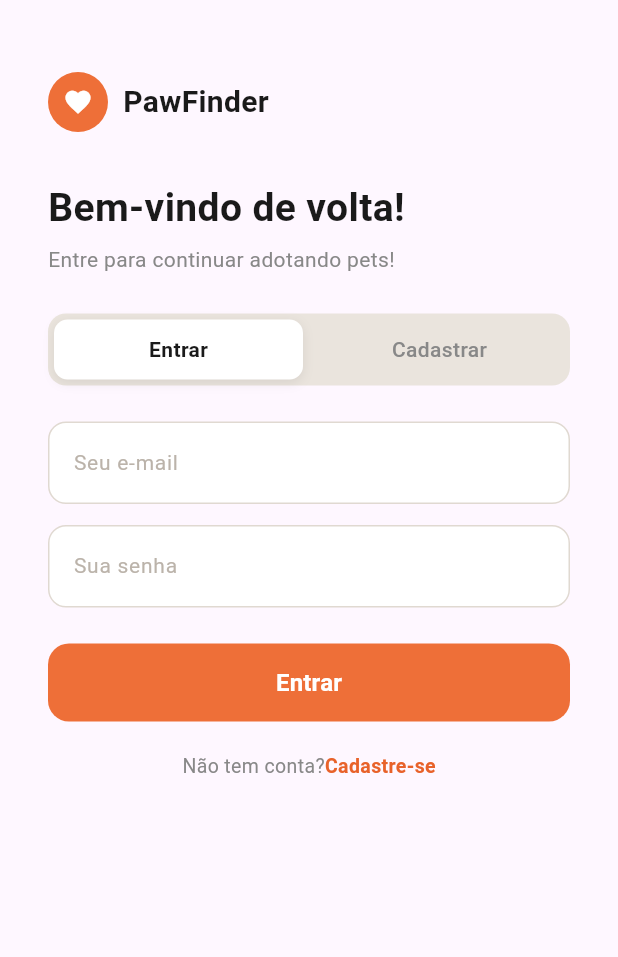
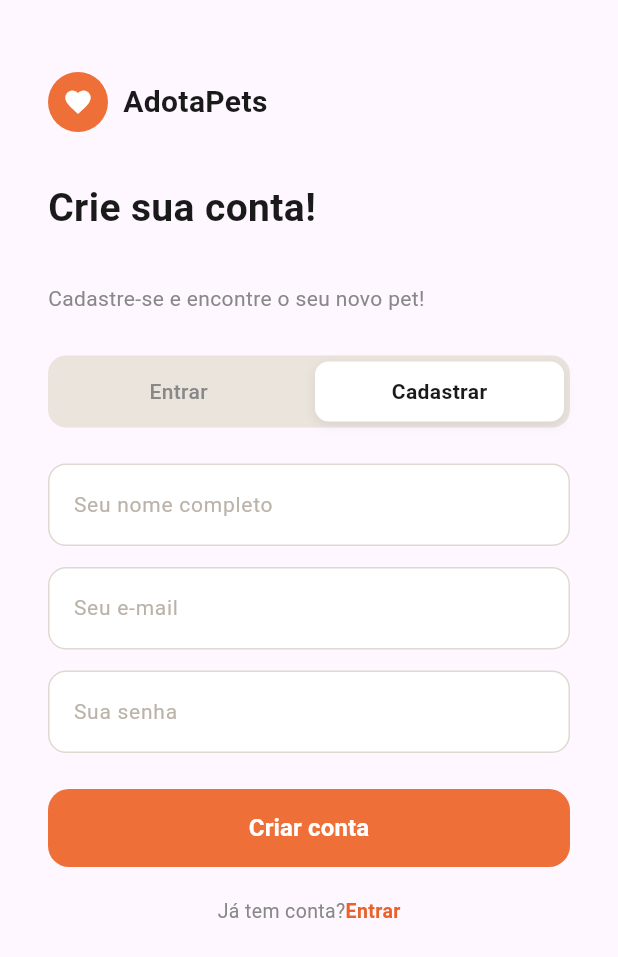
Before and after one commit to LKS-16/AdotaPetsMobile, a Flutter app: the screen it shows after launch, after a tap on "Cadastrar", on a phone screen of 412 x 824 dp. Shown: the top 957 px of the screen. Run offline on Flutter 3.47's test engine with Material 3 defaults, Android fonts, the light colour scheme and no system bars.

Commit message:
feat: adição da tela de cadastro com rota de paginas.

```diff
--- /dev/null
+++ b/lib/view/pages/tela_cadastro.dart
@@ -0,0 +1,81 @@
+import 'package:adota_pets_mobile/view/pages/tela_login.dart';
+import 'package:adota_pets_mobile/view/widgets/abas_auth.dart';
+import 'package:adota_pets_mobile/view/widgets/botao_login.dart';
+import 'package:adota_pets_mobile/view/widgets/campo_texto.dart';
+import 'package:adota_pets_mobile/view/widgets/logo_adotapets.dart';
+import 'package:flutter/cupertino.dart';
+import 'package:flutter/material.dart';
+
+class TelaCadastro extends StatelessWidget{
+  const TelaCadastro({super.key});
+
+  @override
+  Widget build(BuildContext context){
+    return Scaffold(
+      body: SafeArea(
+        child: SingleChildScrollView(
+          padding: const EdgeInsets.symmetric(horizontal: 32, vertical: 48),
+          child: Column(
+            crossAxisAlignment: CrossAxisAlignment.start,
+            children: [
+              const LogoAdotapets(),
+              const SizedBox(height: 32),
+              const Text("Crie sua conta!",
+                style: TextStyle(
+                  fontSize: 26,
+                  fontWeight: FontWeight.bold,
+                  color: Color(0xFF1A1A1A),
+                ),
+              ),
+              const SizedBox(height: 32),
+              const Text(
+                "Cadastre-se e encontre o seu novo pet!",
+                style: TextStyle(
+                    fontSize: 14,
+                    color: Color(0xFF888888),
+                ),
+
+              ),
+              const SizedBox(height: 28),
+              AbasAuth(
+                isLogin: false,
+                onLoginTap: () => Navigator.pop(context),
+              ),
+              const SizedBox(height: 24),
+              const CampoTexto(hint: "Seu nome completo"),
+              const SizedBox(height: 14),
+              const CampoTexto(hint: "Seu e-mail", keyboardType: TextInputType.emailAddress),
+              const SizedBox(height: 14),
+              const CampoTexto(hint: "Sua senha", obscureText: true),
+              const SizedBox(height: 24),
+              BotaoLogin(label: "Criar conta", onPressed: (){print("pressionou essa porra tambem");}),
+              const SizedBox(height: 20),
+              Center(
+                child: Row(
+                  mainAxisSize: MainAxisSize.min,
+                  children: [
+                    const Text(
+                      "Já tem conta?",
+                      style: TextStyle(fontSize: 13, color: Color(0xFF888888)),
+                    ),
+                    GestureDetector(
+                      onTap: () => Navigator.pop(context),
+                      child: const Text(
+                        "Entrar",
+                        style: TextStyle(
+                          fontSize: 13,
+                          color: Color(0xFFE8622A),
+                          fontWeight: FontWeight.w600,
+                        ),
+                      ),
+                    )
+                  ],
+                ),
+              ),
+            ],
+          ),
+        ),
+      ),
+    );
+  }
+}
--- a/lib/view/pages/tela_login.dart
+++ b/lib/view/pages/tela_login.dart
@@ -1,4 +1,5 @@
-import 'package:adota_pets_mobile/view/widgets/auth_tab_bar.dart';
+import 'package:adota_pets_mobile/view/pages/tela_cadastro.dart';
+import 'package:adota_pets_mobile/view/widgets/abas_auth.dart';
 import 'package:adota_pets_mobile/view/widgets/botao_login.dart';
 import 'package:adota_pets_mobile/view/widgets/campo_texto.dart';
 import 'package:adota_pets_mobile/view/widgets/logo_adotapets.dart';
@@ -34,17 +35,19 @@ class TelaLogin extends StatelessWidget{
                 ),
 
                 const SizedBox(height: 26,),
-                AuthTabBar(
+                AbasAuth(
                   isLogin: true,
-                  // onRegisterTap: () => print("foi."),
-
+                  onRegisterTap: () => Navigator.push(
+                      context,
+                      MaterialPageRoute(builder: (_) => const TelaCadastro()),
+                  ),
                 ),
                 const SizedBox(height: 24),
                 const CampoTexto(hint: "Seu e-mail", keyboardType: TextInputType.emailAddress),
                 const SizedBox(height: 14),
                 const CampoTexto(hint: "Sua senha", obscureText: true),
                 const SizedBox(height: 24),
-                BotaoLogin(label: "Entrar", onPressed: (){}),
+                BotaoLogin(label: "Entrar", onPressed: (){print("pressionou essa porra");}),
                 const SizedBox(height: 20),
                 Center(
                   child: Row(
@@ -54,7 +57,10 @@ class TelaLogin extends StatelessWidget{
                       ),
 
                       GestureDetector(
-                        onTap: (){},
+                        onTap: () => Navigator.push(
+                            context,
+                            MaterialPageRoute(builder: (_) => const TelaCadastro()),
+                        ),
                         child: Text(
                           "Cadastre-se",
                           style: TextStyle(
--- a/lib/view/widgets/tab.dart
+++ b/lib/view/widgets/aba.dart
@@ -1,12 +1,12 @@
 import 'package:flutter/cupertino.dart';
 import 'package:flutter/material.dart';
 
-class Tab extends StatelessWidget {
+class Aba extends StatelessWidget {
   final String label;
   final bool isActive;
   final VoidCallback onTap;
 
-  const Tab({required this.label, required this.isActive, required this.onTap});
+  const Aba({required this.label, required this.isActive, required this.onTap});
 
   @override
   Widget build(BuildContext context) {
--- /dev/null
+++ b/lib/view/widgets/abas_auth.dart
@@ -0,0 +1,37 @@
+
+
+import 'package:adota_pets_mobile/view/pages/tela_cadastro.dart';
+import 'package:adota_pets_mobile/view/pages/tela_login.dart';
+import 'package:adota_pets_mobile/view/widgets/aba.dart';
+import 'package:flutter/cupertino.dart';
+import 'package:flutter/material.dart';
+
+class AbasAuth extends StatelessWidget {
+  final bool isLogin;
+  final VoidCallback? onLoginTap;
+  final VoidCallback? onRegisterTap;
+
+  const AbasAuth({
+    super.key,
+    required this.isLogin,
+    this.onLoginTap,
+    this.onRegisterTap,
+  });
+
+  @override
+  Widget build(BuildContext context) {
+    return Container(
+      height: 48,
+      decoration: BoxDecoration(
+        color: const Color(0xFFEAE4DD),
+        borderRadius: BorderRadius.circular(12),
+      ),
+      child: Row(
+        children: [
+          Aba(label: 'Entrar', isActive: isLogin, onTap: () => Navigator.push(context, MaterialPageRoute(builder: (_) => const TelaLogin()))),
+          Aba(label: 'Cadastrar', isActive: !isLogin, onTap: () => Navigator.push(context, MaterialPageRoute(builder: (_) => const TelaCadastro()))),
+        ],
+      ),
+    );
+  }
+}
--- a/lib/view/widgets/auth_tab_bar.dart
+++ /dev/null
@@ -1,34 +0,0 @@
-
-
-import 'package:adota_pets_mobile/view/widgets/tab.dart';
-import 'package:flutter/cupertino.dart';
-
-class AuthTabBar extends StatelessWidget {
-  final bool isLogin;
-  // final VoidCallback? onLoginTap;
-  // final VoidCallback? onRegisterTap;
-
-  const AuthTabBar({
-    super.key,
-    required this.isLogin,
-    // this.onLoginTap,
-    // this.onRegisterTap,
-  });
-
-  @override
-  Widget build(BuildContext context) {
-    return Container(
-      height: 48,
-      decoration: BoxDecoration(
-        color: const Color(0xFFEAE4DD),
-        borderRadius: BorderRadius.circular(12),
-      ),
-      child: Row(
-        children: [
-          Tab(label: 'Entrar', isActive: isLogin, onTap: () {}),
-          Tab(label: 'Cadastrar', isActive: !isLogin, onTap: () {}),
-        ],
-      ),
-    );
-  }
-}
--- a/lib/view/widgets/logo_adotapets.dart
+++ b/lib/view/widgets/logo_adotapets.dart
@@ -20,7 +20,7 @@ class LogoAdotapets extends StatelessWidget {
         ),
         const SizedBox(width: 10),
         const Text(
-          'PawFinder',
+          'AdotaPets',
           style: TextStyle(
             fontSize: 20,
             fontWeight: FontWeight.w700,
```
